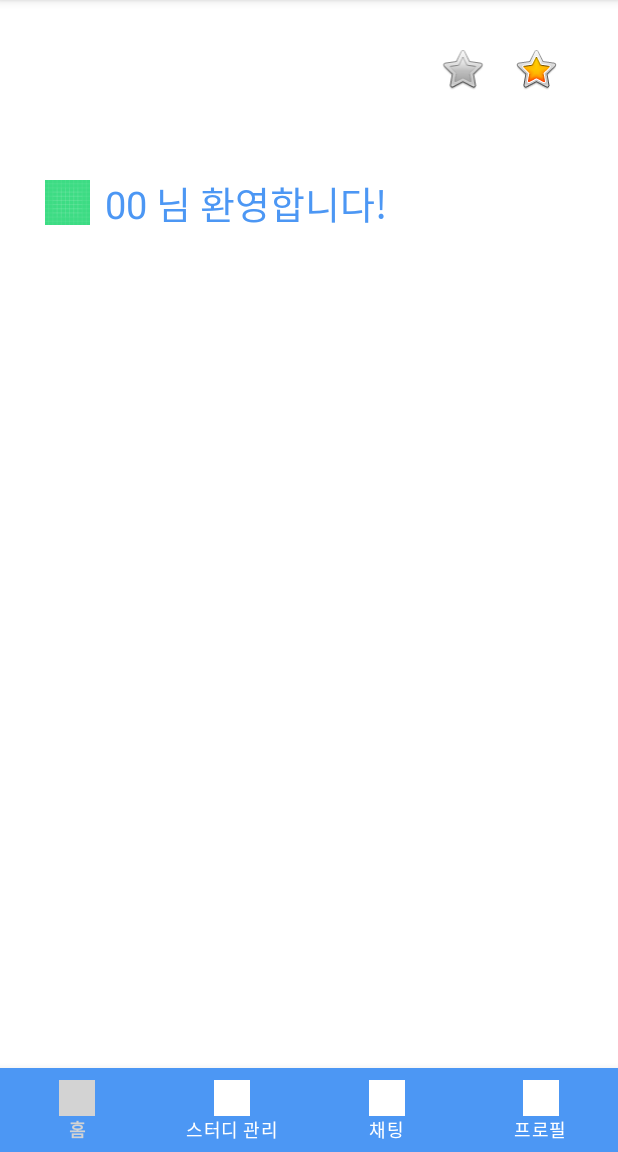
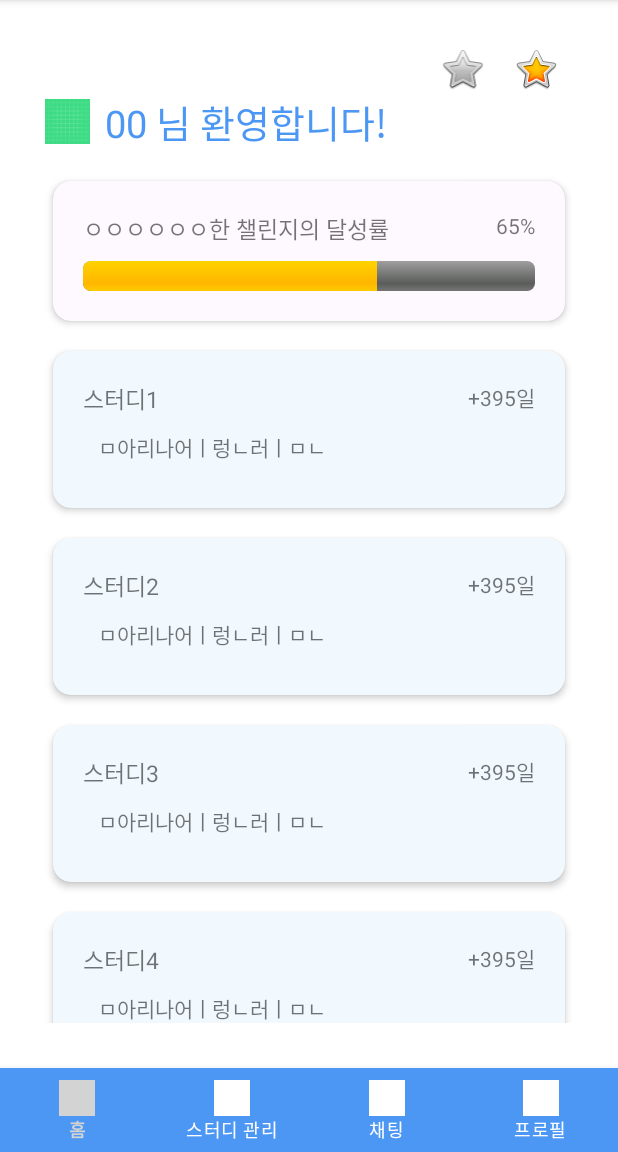
Before and after one commit to Studit-Project/Studit-android, an Android app: the screen it shows after launch (MainActivity), on a phone screen of 412 x 824 dp, the part 84-1236 px from its top. Run offline under Robolectric (Android 15) with nearby library versions, the phone set to English and light mode, and no system bars.

Commit message:
feat: add recycler view and card view with progress bar on frag home page

```diff
--- a/app/src/main/java/com/example/studit/main/FragHome.java
+++ b/app/src/main/java/com/example/studit/main/FragHome.java
@@ -1,6 +1,5 @@
 package com.example.studit.main;
 
-import android.content.Context;
 import android.os.Bundle;
 import android.view.LayoutInflater;
 import android.view.View;
@@ -8,30 +7,46 @@ import android.view.ViewGroup;
 
 import androidx.annotation.Nullable;
 import androidx.fragment.app.Fragment;
+import androidx.recyclerview.widget.DefaultItemAnimator;
 import androidx.recyclerview.widget.LinearLayoutManager;
 import androidx.recyclerview.widget.RecyclerView;
 
 import com.example.studit.R;
 
+import java.util.ArrayList;
+
 public class FragHome extends Fragment {
     private View view;
 
+    private ArrayList<FragHomeStudyModel> StudyModelArrayList = new ArrayList<>();
     RecyclerView recyclerView;
+    FragHomeStudyAdapter HomeStudyAdapter;
 
-    String name[] = {"스터디1", "스터디2", "챌린지1", "챌린지2"};
-
+    String title[] = {"스터디1", "스터디2", "스터디3", "스터디4", "스터디5"};
+    String info[] = {"스터디1dasfsdf", "스터디2adfasdfsadf", "스터디3adfdsafsadf", "스터디4asdfasdfsdafasdf", "스터디5adsfsadfsdafasdfadsfa"};
+    String day[] = {"+395일", "+195일", "+325일", "+205일", "+175일"};
 
     @Nullable
     @Override
     public View onCreateView(@Nullable LayoutInflater inflater, @Nullable ViewGroup container, @Nullable Bundle savedInstanceState) {
         view = inflater.inflate(R.layout.frag_main_home, container, false);
 
-        recyclerView = view.findViewById(R.id.recyclerview_study);
+        StudyModelArrayList.add(new FragHomeStudyModel("스터디1", "ㅁ아리나어ㅣ렁ㄴ러ㅣㅁㄴ","+395일", "0"));
+        StudyModelArrayList.add(new FragHomeStudyModel("스터디2", "ㅁ아리나어ㅣ렁ㄴ러ㅣㅁㄴ","+395일", "1"));
+        StudyModelArrayList.add(new FragHomeStudyModel("스터디3", "ㅁ아리나어ㅣ렁ㄴ러ㅣㅁㄴ","+395일", "2"));
+        StudyModelArrayList.add(new FragHomeStudyModel("스터디4", "ㅁ아리나어ㅣ렁ㄴ러ㅣㅁㄴ","+395일", "3"));
+        StudyModelArrayList.add(new FragHomeStudyModel("스터디5", "ㅁ아리나어ㅣ렁ㄴ러ㅣㅁㄴ","+395일", "4"));
+        StudyModelArrayList.add(new FragHomeStudyModel("스터디6", "ㅁ아리나어ㅣ렁ㄴ러ㅣㅁㄴ","+395일", "5"));
 
-//        MainStudyAdapter mainStudyAdapter = new MainStudyAdapter(getContext(), name);
-//        recyclerView.setAdapter(mainStudyAdapter);
-//        LinearLayoutManager layoutManager = new LinearLayoutManager(getContext(), LinearLayoutManager.HORIZONTAL, false);
-//        recyclerView.setLayoutManager(layoutManager);
+        recyclerView = view.findViewById(R.id.home_recycler_study);
+        recyclerView.setHasFixedSize(true);
+
+        HomeStudyAdapter = new FragHomeStudyAdapter(StudyModelArrayList, getContext());
+        recyclerView.setAdapter(HomeStudyAdapter);
+        RecyclerView.LayoutManager layoutManager = new LinearLayoutManager(getActivity());
+        recyclerView.setLayoutManager(layoutManager);
+        recyclerView.setItemAnimator(new DefaultItemAnimator());
+
         return view;
     }
 }
--- /dev/null
+++ b/app/src/main/java/com/example/studit/main/FragHomeStudyAdapter.java
@@ -0,0 +1,97 @@
+package com.example.studit.main;
+
+import android.content.Context;
+import android.content.Intent;
+import android.util.Log;
+import android.view.LayoutInflater;
+import android.view.View;
+import android.view.ViewGroup;
+import android.widget.TextView;
+import android.widget.Toast;
+
+import androidx.annotation.NonNull;
+import androidx.recyclerview.widget.RecyclerView;
+
+import com.example.studit.R;
+
+import java.util.ArrayList;
+
+public class FragHomeStudyAdapter extends RecyclerView.Adapter<FragHomeStudyAdapter.FragHomeStudyViewHolder> {
+
+    private final ArrayList<FragHomeStudyModel> StudyModelArrayList;
+    private Context context;
+    String getContentsNum;
+    int pos;
+
+    public FragHomeStudyAdapter(ArrayList<FragHomeStudyModel> StudyModelArrayList, Context context) {
+        this.StudyModelArrayList = StudyModelArrayList;
+        this.context = context;
+    }
+
+    public FragHomeStudyAdapter(ArrayList<FragHomeStudyModel> studyModelArrayList) {
+        this.StudyModelArrayList = studyModelArrayList;
+    }
+
+    public class FragHomeStudyViewHolder extends RecyclerView.ViewHolder {
+        public TextView title, day, info;
+
+        public FragHomeStudyViewHolder(View view) {
+            super(view);
+            this.title = view.findViewById(R.id.home_card_title);
+            this.day = view.findViewById(R.id.home_card_day);
+            this.info = view.findViewById(R.id.home_card_info);
+
+            view.setClickable(true);
+            view.setOnClickListener(v -> {
+                pos = getAdapterPosition();
+
+                if (pos != RecyclerView.NO_POSITION) {
+
+                    Log.d("pos", pos+" 클릭됨");
+//                    FragHomeStudyModel item = StudyModelArrayList.get(pos);
+//
+//                    getContentsNum = item.getContentsNum();
+//                    String getTitle = item.getTitle();
+//                    String getDay = item.getDay();
+//                    String getInfo = item.getInfo();
+//
+//                    Intent intent = new Intent(context, FragHome.class).addFlags(Intent.FLAG_ACTIVITY_NEW_TASK);
+//                    intent.putExtra("getContentsNum", getContentsNum);
+//                    intent.putExtra("getTitle", getTitle);
+//                    intent.putExtra("getDay", getDay);
+//                    intent.putExtra("getInfo", getInfo);
+//
+//                    context.startActivity(intent);
+                }
+            });
+        }
+    }
+
+    @NonNull
+    @Override
+    public FragHomeStudyViewHolder onCreateViewHolder(@NonNull ViewGroup parent, int viewType) {
+
+        View cardView = LayoutInflater.from(parent.getContext()).inflate(R.layout.card_main_home_study, parent, false);
+        FragHomeStudyViewHolder holder = new FragHomeStudyViewHolder(cardView);
+        return holder;
+    }
+
+    @Override
+    public void onBindViewHolder(@NonNull FragHomeStudyViewHolder holder, int position) {
+
+        FragHomeStudyModel dataModelPosition = StudyModelArrayList.get(position);
+        holder.title.setText(dataModelPosition.getTitle());
+        holder.day.setText(dataModelPosition.getDay());
+        holder.info.setText(dataModelPosition.getInfo());
+
+        context = holder.itemView.getContext();
+
+        /* 리사이클러뷰의 버튼을 클릭할 때 실행될 것들을 적어준다. */
+        holder.day.setOnClickListener(v -> Toast.makeText(context, "리사이클러뷰의 날짜가 클릭되었습니다.", Toast.LENGTH_SHORT).show());
+    }
+
+    @Override
+    public int getItemCount() {
+        return (StudyModelArrayList != null ? StudyModelArrayList.size() : 0);
+    }
+}
--- /dev/null
+++ b/app/src/main/java/com/example/studit/main/FragHomeStudyModel.java
@@ -0,0 +1,47 @@
+package com.example.studit.main;
+
+public class FragHomeStudyModel {
+    String title;
+    String info;
+    String day;
+    String contentsNum;
+
+    public FragHomeStudyModel(String title, String info, String day, String contentsNum) {
+        this.title = title;
+        this.info = info;
+        this.day = day;
+        this.contentsNum = contentsNum;
+    }
+
+    public String getContentsNum() {
+        return contentsNum;
+    }
+
+    public void setContentsNum(String contentNum) {
+        this.contentsNum = contentNum;
+    }
+
+    public String getTitle() {
+        return title;
+    }
+
+    public void setTitle(String title) {
+        this.title = title;
+    }
+
+    public String getInfo() {
+        return info;
+    }
+
+    public void setInfo(String info) {
+        this.info = info;
+    }
+
+    public String getDay() {
+        return day;
+    }
+
+    public void setDay(String day) {
+        this.day = day;
+    }
+}
--- a/app/src/main/java/com/example/studit/main/MainActivity.java
+++ b/app/src/main/java/com/example/studit/main/MainActivity.java
@@ -1,11 +1,9 @@
 package com.example.studit.main;
 
-import androidx.annotation.NonNull;
 import androidx.appcompat.app.AppCompatActivity;
 import androidx.fragment.app.Fragment;
 
 import android.os.Bundle;
-import android.view.MenuItem;
 
 import com.example.studit.R;
 import com.google.android.material.bottomnavigation.BottomNavigationView;
--- a/app/src/main/res/layout/card_main_home_study.xml
+++ b/app/src/main/res/layout/card_main_home_study.xml
@@ -2,14 +2,14 @@
 
 <androidx.cardview.widget.CardView xmlns:android="http://schemas.android.com/apk/res/android"
     xmlns:card_view="http://schemas.android.com/apk/res-auto"
-    android:id="@+id/card_view"
+    android:id="@+id/home_card_view"
     android:layout_width="match_parent"
     android:layout_height="wrap_content"
-    android:layout_margin="20dp"
-    android:backgroundTint="@drawable/card_bg"
     card_view:cardBackgroundColor="#F2F9FE"
     card_view:cardCornerRadius="12dp"
     card_view:cardElevation="3dp"
+    android:layout_marginTop="20dp"
+    android:layout_marginHorizontal="5dp"
     card_view:contentPadding="4dp">
 
     <RelativeLayout
@@ -18,7 +18,7 @@
         android:padding="16dp">
 
         <TextView
-            android:id="@+id/item_title"
+            android:id="@+id/home_card_title"
             android:layout_width="wrap_content"
             android:layout_height="wrap_content"
             android:layout_alignParentTop="true"
@@ -26,18 +26,19 @@
             android:textSize="15sp" />
 
         <TextView
-            android:id="@+id/item_detail"
+            android:id="@+id/home_card_day"
             android:layout_width="wrap_content"
             android:layout_height="wrap_content"
-            android:layout_below="@+id/item_title"
-            android:text="스터디원 이름" />
+            android:layout_alignParentEnd="true"
+            android:text="+250일" />
 
         <TextView
-            android:id="@+id/item_detail2"
+            android:id="@+id/home_card_info"
             android:layout_width="wrap_content"
             android:layout_height="wrap_content"
-            android:layout_below="@+id/item_detail"
-            android:text="스터디원 이름" />
+            android:layout_margin="10dp"
+            android:layout_below="@+id/home_card_title"
+            android:text="스터디원 내용인미아ㅓㄹ니얼ㅇ닐미렁나린ㅇㄹ머마이ㅓㄹ민아ㅓㅣ러ㅣㄹ너ㅣㄹ너ㅏㅣㄴㄹ머" />
 
     </RelativeLayout>
 
--- a/app/src/main/res/layout/frag_main_home.xml
+++ b/app/src/main/res/layout/frag_main_home.xml
@@ -5,8 +5,6 @@
     android:layout_height="match_parent"
     android:orientation="vertical"
     android:padding="30dp">
-
-    <!--    이중 리사이 클러 https://kimyunseok.tistory.com/130 -->
 
     <LinearLayout
         android:layout_width="match_parent"
@@ -19,7 +17,7 @@
             android:layout_weight="15" />
 
         <ImageView
-            android:id="@+id/ic_search"
+            android:id="@+id/home_ic_search"
             android:layout_width="wrap_content"
             android:layout_height="wrap_content"
             android:layout_weight="1"
@@ -27,7 +25,7 @@
             android:contentDescription="@string/todo" />
 
         <ImageView
-            android:id="@+id/ic_alarm"
+            android:id="@+id/home_ic_alarm"
             android:layout_width="wrap_content"
             android:layout_height="wrap_content"
             android:layout_weight="1"
@@ -36,12 +34,7 @@
     </LinearLayout>
 
     <TextView
-        android:layout_width="wrap_content"
-        android:layout_height="wrap_content"
-        android:textSize="40sp" />
-
-    <TextView
-        android:id="@+id/text_title"
+        android:id="@+id/home_text_title"
         android:layout_width="wrap_content"
         android:layout_height="wrap_content"
         android:drawableLeft="@drawable/img_main_profile"
@@ -50,10 +43,55 @@
         android:textColor="@color/bottom_bar"
         android:textSize="25sp" />
 
-    <androidx.recyclerview.widget.RecyclerView
-        android:id="@+id/recyclerview_study"
+    <androidx.cardview.widget.CardView xmlns:android="http://schemas.android.com/apk/res/android"
+        xmlns:card_view="http://schemas.android.com/apk/res-auto"
+        android:id="@+id/home_card_view"
         android:layout_width="match_parent"
         android:layout_height="wrap_content"
-        app:layoutManager="androidx.recyclerview.widget.LinearLayoutManager" />
+        card_view:cardBackgroundColor="#FEF9FE"
+        card_view:cardCornerRadius="12dp"
+        card_view:cardElevation="3dp"
+        android:layout_marginTop="20dp"
+        android:layout_marginHorizontal="5dp"
+        card_view:contentPadding="4dp">
+
+        <RelativeLayout
+            android:layout_width="match_parent"
+            android:layout_height="wrap_content"
+            android:padding="16dp">
+
+            <TextView
+                android:id="@+id/home_challenge_title"
+                android:layout_width="wrap_content"
+                android:layout_height="wrap_content"
+                android:layout_alignParentTop="true"
+                android:layout_marginBottom="10dp"
+                android:text="ㅇㅇㅇㅇㅇㅇ한 챌린지의 달성률"
+                android:textSize="15sp" />
+
+            <TextView
+                android:id="@+id/home_challenge_rate"
+                android:layout_width="wrap_content"
+                android:layout_height="wrap_content"
+                android:layout_alignParentEnd="true"
+                android:text="65%" />
+
+            <ProgressBar
+                android:id="@+id/progress2"
+                style="@android:style/Widget.ProgressBar.Horizontal"
+                android:layout_width="match_parent"
+                android:layout_height="wrap_content"
+                android:backgroundTint="@color/bottom_bar"
+                android:layout_below="@+id/home_challenge_title"
+                android:progress="65" />
+
+        </RelativeLayout>
+
+    </androidx.cardview.widget.CardView>
+
+    <androidx.recyclerview.widget.RecyclerView
+        android:id="@+id/home_recycler_study"
+        android:layout_width="match_parent"
+        android:layout_height="wrap_content" />
 
 </LinearLayout>
```
Also changed, not shown: app/src/main/java/com/example/studit/main/FragStudyAdapter.java (deleted, +0 -51 lines), app/src/main/res/drawable/card_bg.xml (+17 -19 lines).
